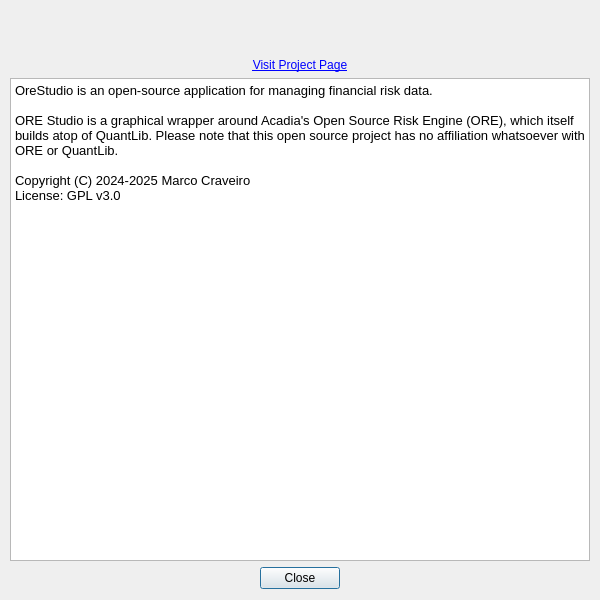
Before: the Qt Designer form projects/ores.qt/ui/AboutDialog.ui in OreStudio/OreStudio, drawn with Qt 5.
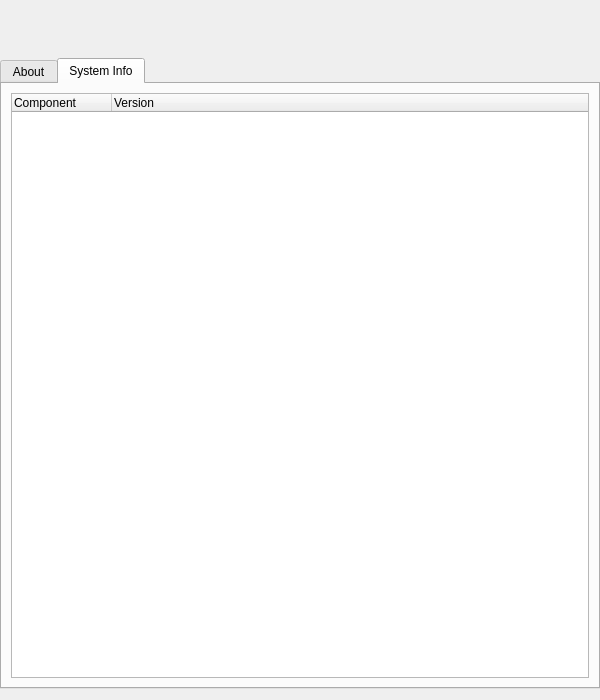
After: the same form once the commit is applied. The open tabs and pages were chosen to show the change. Icons and pictures are not drawn.

Commit message: [comms,qt] Add system info KVP protocol and About dialog System Info tab

```diff
--- a/projects/ores.qt/ui/AboutDialog.ui
+++ b/projects/ores.qt/ui/AboutDialog.ui
@@ -1,24 +1,18 @@
 <?xml version="1.0" encoding="UTF-8"?>
 <ui version="4.0">
  <class>AboutDialog</class>
- <widget class="QDialog" name="AboutDialog">
+ <widget class="QWidget" name="AboutDialog">
   <property name="geometry">
    <rect>
     <x>0</x>
     <y>0</y>
     <width>600</width>
-    <height>600</height>
+    <height>700</height>
    </rect>
   </property>
   <property name="windowTitle">
    <string>About OreStudio</string>
   </property>
-  <property name="sizeGripEnabled">
-   <bool>false</bool>
-  </property>
-  <property name="modal">
-   <bool>true</bool>
-  </property>
   <layout class="QVBoxLayout" name="verticalLayout">
    <property name="leftMargin">
     <number>0</number>
@@ -63,6 +57,16 @@
     </spacer>
    </item>
    <item>
+    <widget class="QTabWidget" name="tabWidget">
+     <property name="currentIndex">
+      <number>0</number>
+     </property>
+     <widget class="QWidget" name="aboutTab">
+      <attribute name="title">
+       <string>About</string>
+      </attribute>
+      <layout class="QVBoxLayout" name="aboutTabLayout">
+       <item>
     <widget class="QLabel" name="projectLinkLabel">
      <property name="text">
       <string>&lt;a href='https://github.com/OreStudio/OreStudio' style='color: blue; text-decoration: underline;'&gt;Visit Project Page&lt;/a&gt;</string>
@@ -136,54 +140,39 @@
      </item>
     </layout>
    </item>
+      </layout>
+     </widget>
+     <widget class="QWidget" name="systemInfoTab">
+      <attribute name="title">
+       <string>System Info</string>
+      </attribute>
+      <layout class="QVBoxLayout" name="systemInfoTabLayout">
    <item>
-    <layout class="QHBoxLayout" name="horizontalLayout_2">
-     <item>
-      <spacer name="horizontalSpacer_left_2">
-       <property name="orientation">
-        <enum>Qt::Horizontal</enum>
-       </property>
-       <property name="sizeType">
-        <enum>QSizePolicy::Fixed</enum>
-       </property>
-       <property name="sizeHint" stdset="0">
-        <size>
-         <width>10</width>
-         <height>20</height>
-        </size>
-       </property>
-      </spacer>
-     </item>
-     <item>
-      <widget class="QDialogButtonBox" name="buttonBox">
-     <property name="orientation">
-      <enum>Qt::Horizontal</enum>
-     </property>
-     <property name="standardButtons">
-      <set>QDialogButtonBox::Close</set>
-     </property>
-     <property name="centerButtons">
-      <bool>true</bool>
-     </property>
-      </widget>
-     </item>
-     <item>
-      <spacer name="horizontalSpacer_right_2">
-       <property name="orientation">
-        <enum>Qt::Horizontal</enum>
-       </property>
-       <property name="sizeType">
-        <enum>QSizePolicy::Fixed</enum>
-       </property>
-       <property name="sizeHint" stdset="0">
-        <size>
-         <width>10</width>
-         <height>20</height>
-        </size>
-       </property>
-      </spacer>
-     </item>
-    </layout>
+        <widget class="QTreeWidget" name="systemInfoTree">
+         <property name="rootIsDecorated">
+          <bool>false</bool>
+         </property>
+         <property name="itemsExpandable">
+          <bool>false</bool>
+         </property>
+         <property name="columnCount">
+          <number>2</number>
+         </property>
+         <column>
+          <property name="text">
+           <string>Component</string>
+          </property>
+         </column>
+         <column>
+          <property name="text">
+           <string>Version</string>
+          </property>
+         </column>
+        </widget>
+       </item>
+      </layout>
+     </widget>
+    </widget>
    </item>
   </layout>
  </widget>
```
Left out of the diff: 36 changed lines with no effect on the pictures. Lines whose indentation alone changed are shown as unchanged. The commit also changes 12 other files.
